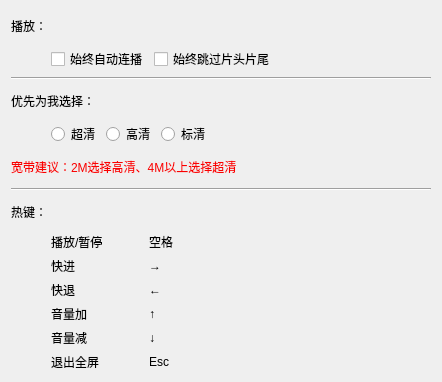
Before: the Qt Designer form play_set_widget.ui in zrmei/kuplayer, drawn with Qt 5.
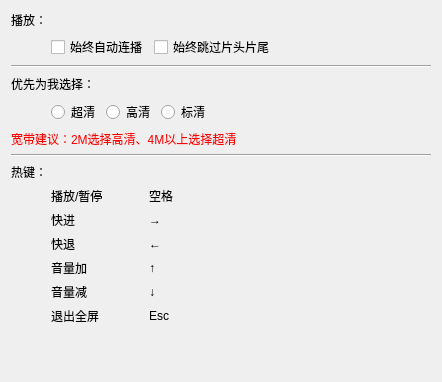
After: the same form once the commit is applied.

The edit to the form file:
```diff
--- a/play_set_widget.ui
+++ b/play_set_widget.ui
@@ -13,7 +13,7 @@
   <property name="windowTitle">
    <string>Form</string>
   </property>
-  <layout class="QHBoxLayout" name="horizontalLayout_7">
+  <layout class="QVBoxLayout" name="verticalLayout_4">
    <item>
     <layout class="QVBoxLayout" name="verticalLayout_3">
      <item>
@@ -25,19 +25,6 @@
          </property>
         </widget>
        </item>
-       <item>
-        <spacer name="horizontalSpacer_6">
-         <property name="orientation">
-          <enum>Qt::Horizontal</enum>
-         </property>
-         <property name="sizeHint" stdset="0">
-          <size>
-           <width>40</width>
-           <height>20</height>
-          </size>
-         </property>
-        </spacer>
-       </item>
       </layout>
      </item>
      <item>
@@ -200,19 +187,6 @@
          </property>
         </widget>
        </item>
-       <item>
-        <spacer name="horizontalSpacer_10">
-         <property name="orientation">
-          <enum>Qt::Horizontal</enum>
-         </property>
-         <property name="sizeHint" stdset="0">
-          <size>
-           <width>40</width>
-           <height>20</height>
-          </size>
-         </property>
-        </spacer>
-       </item>
       </layout>
      </item>
      <item>
@@ -400,6 +374,19 @@
      </item>
     </layout>
    </item>
+   <item>
+    <spacer name="verticalSpacer">
+     <property name="orientation">
+      <enum>Qt::Vertical</enum>
+     </property>
+     <property name="sizeHint" stdset="0">
+      <size>
+       <width>20</width>
+       <height>40</height>
+      </size>
+     </property>
+    </spacer>
+   </item>
   </layout>
  </widget>
  <resources/>
```
Left out of the diff: 2 changed lines with no effect on the pictures.
